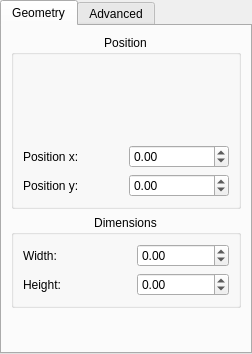
Old version of the form plugins/defaultTools/defaulttool/DefaultToolWidget.ui in the repository KDE/krita.
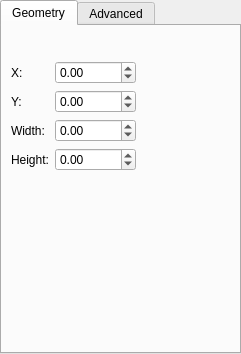
New version of the form. Custom widgets are drawn as their Qt base class.

Commit message: * make the object respond directly to spinbox changes, not only when loosing focus. * Group move commands in one undo. * Honor locked state of a shape. * cleanup the ui file

Patch:
```diff
--- a/plugins/defaultTools/defaulttool/DefaultToolWidget.ui
+++ b/plugins/defaultTools/defaulttool/DefaultToolWidget.ui
@@ -5,7 +5,7 @@
    <rect>
     <x>0</x>
     <y>0</y>
-    <width>252</width>
+    <width>241</width>
     <height>354</height>
    </rect>
   </property>
@@ -13,81 +13,69 @@
    <number>0</number>
   </property>
   <widget class="QWidget" name="geometryTab" >
+   <property name="geometry" >
+    <rect>
+     <x>0</x>
+     <y>0</y>
+     <width>237</width>
+     <height>327</height>
+    </rect>
+   </property>
    <attribute name="title" >
     <string>Geometry</string>
    </attribute>
-   <layout class="QGridLayout" >
-    <item row="0" column="0" >
-     <widget class="QGroupBox" name="positionGroup" >
-      <property name="title" >
-       <string>Position</string>
-      </property>
-      <property name="alignment" >
-       <set>Qt::AlignHCenter</set>
-      </property>
-      <property name="flat" >
-       <bool>true</bool>
-      </property>
-      <layout class="QGridLayout" >
-       <item row="0" column="0" >
-        <spacer>
+   <layout class="QGridLayout" name="gridLayout" >
+    <item row="0" column="0" colspan="4" >
+     <layout class="QHBoxLayout" name="horizontalLayout" >
+      <item>
+       <spacer name="horizontalSpacer" >
          <property name="orientation" >
-          <enum>Qt::Vertical</enum>
-         </property>
-         <property name="sizeHint" >
+         <enum>Qt::Horizontal</enum>
+        </property>
+        <property name="sizeHint" stdset="0" >
           <size>
-           <width>20</width>
-           <height>31</height>
+          <width>1</width>
+          <height>20</height>
           </size>
          </property>
         </spacer>
        </item>
-       <item row="0" column="1" colspan="2" >
+      <item>
         <widget class="KoPositionSelector" native="1" name="positionSelector" >
-         <property name="minimumSize" >
-          <size>
-           <width>75</width>
-           <height>75</height>
-          </size>
-         </property>
-         <property name="maximumSize" >
-          <size>
-           <width>100</width>
-           <height>100</height>
-          </size>
+        <property name="sizePolicy" >
+         <sizepolicy vsizetype="Maximum" hsizetype="Expanding" >
+          <horstretch>0</horstretch>
+          <verstretch>0</verstretch>
+         </sizepolicy>
          </property>
         </widget>
        </item>
-       <item row="0" column="3" >
-        <spacer>
+      <item>
+       <spacer name="horizontalSpacer_2" >
          <property name="orientation" >
-          <enum>Qt::Vertical</enum>
-         </property>
-         <property name="sizeHint" >
+         <enum>Qt::Horizontal</enum>
+        </property>
+        <property name="sizeHint" stdset="0" >
           <size>
-           <width>20</width>
-           <height>31</height>
+          <width>1</width>
+          <height>20</height>
           </size>
          </property>
         </spacer>
        </item>
-       <item row="1" column="0" colspan="2" >
+     </layout>
+    </item>
+    <item row="1" column="0" >
         <widget class="QLabel" name="positionXLabel" >
-         <property name="sizePolicy" >
-          <sizepolicy vsizetype="Preferred" hsizetype="Ignored" >
-           <horstretch>0</horstretch>
-           <verstretch>0</verstretch>
-          </sizepolicy>
-         </property>
          <property name="text" >
-          <string>Position x:</string>
+       <string>X:</string>
          </property>
          <property name="buddy" >
           <cstring>positionXSpinBox</cstring>
          </property>
         </widget>
        </item>
-       <item row="1" column="2" colspan="2" >
+    <item row="1" column="1" >
         <widget class="KoUnitDoubleSpinBox" name="positionXSpinBox" >
          <property name="minimum" >
           <double>-10000.000000000000000</double>
@@ -97,23 +85,30 @@
          </property>
         </widget>
        </item>
-       <item row="2" column="0" colspan="2" >
+    <item rowspan="4" row="1" column="3" >
+     <spacer name="horizontalSpacer_3" >
+      <property name="orientation" >
+       <enum>Qt::Horizontal</enum>
+      </property>
+      <property name="sizeHint" stdset="0" >
+       <size>
+        <width>43</width>
+        <height>20</height>
+       </size>
+      </property>
+     </spacer>
+    </item>
+    <item row="2" column="0" >
         <widget class="QLabel" name="positionYLabel" >
-         <property name="sizePolicy" >
-          <sizepolicy vsizetype="Preferred" hsizetype="Ignored" >
-           <horstretch>0</horstretch>
-           <verstretch>0</verstretch>
-          </sizepolicy>
-         </property>
          <property name="text" >
-          <string>Position y:</string>
+       <string>Y:</string>
          </property>
          <property name="buddy" >
           <cstring>positionYSpinBox</cstring>
          </property>
         </widget>
        </item>
-       <item row="2" column="2" colspan="2" >
+    <item row="2" column="1" >
         <widget class="KoUnitDoubleSpinBox" name="positionYSpinBox" >
          <property name="minimum" >
           <double>-10000.000000000000000</double>
@@ -123,22 +118,7 @@
          </property>
         </widget>
        </item>
-      </layout>
-     </widget>
-    </item>
-    <item row="1" column="0" >
-     <widget class="QGroupBox" name="dimensionGroup" >
-      <property name="title" >
-       <string>Dimensions</string>
-      </property>
-      <property name="alignment" >
-       <set>Qt::AlignHCenter</set>
-      </property>
-      <property name="flat" >
-       <bool>true</bool>
-      </property>
-      <layout class="QGridLayout" >
-       <item row="0" column="0" >
+    <item row="3" column="0" >
         <widget class="QLabel" name="widthLabel" >
          <property name="text" >
           <string>Width:</string>
@@ -148,23 +128,7 @@
          </property>
         </widget>
        </item>
-       <item rowspan="2" row="0" column="1" >
-        <widget class="KoAspectButton" native="1" name="aspectButton" >
-         <property name="minimumSize" >
-          <size>
-           <width>10</width>
-           <height>20</height>
-          </size>
-         </property>
-         <property name="maximumSize" >
-          <size>
-           <width>10</width>
-           <height>30</height>
-          </size>
-         </property>
-        </widget>
-       </item>
-       <item row="0" column="2" >
+    <item row="3" column="1" >
         <widget class="KoUnitDoubleSpinBox" name="widthSpinBox" >
          <property name="minimum" >
           <double>-10000.000000000000000</double>
@@ -174,7 +138,10 @@
          </property>
         </widget>
        </item>
-       <item row="1" column="0" >
+    <item rowspan="2" row="3" column="2" >
+     <widget class="KoAspectButton" native="1" name="aspectButton" />
+    </item>
+    <item row="4" column="0" >
         <widget class="QLabel" name="heightLabel" >
          <property name="text" >
           <string>Height:</string>
@@ -184,7 +151,7 @@
          </property>
         </widget>
        </item>
-       <item row="1" column="2" >
+    <item row="4" column="1" >
         <widget class="KoUnitDoubleSpinBox" name="heightSpinBox" >
          <property name="minimum" >
           <double>-10000.000000000000000</double>
@@ -194,18 +161,15 @@
          </property>
         </widget>
        </item>
-      </layout>
-     </widget>
-    </item>
-    <item row="2" column="0" >
-     <spacer>
+    <item row="5" column="0" colspan="4" >
+     <spacer name="spacer10" >
       <property name="orientation" >
        <enum>Qt::Vertical</enum>
       </property>
-      <property name="sizeHint" >
+      <property name="sizeHint" stdset="0" >
        <size>
         <width>20</width>
-        <height>16</height>
+        <height>1</height>
        </size>
       </property>
      </spacer>
```
Left out of the diff: 10 changed lines with no effect on the pictures. Lines whose indentation alone changed are shown as unchanged. The commit also changes 2 other files.
